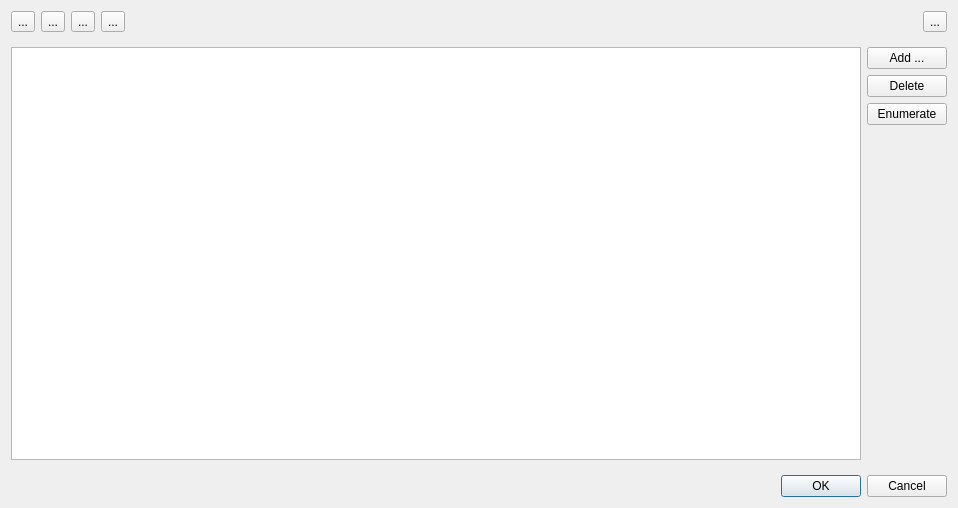
Before: the Qt Designer form src/Mod/Path/Gui/Resources/panels/ToolBitLibraryEdit.ui in berndhahnebach/All_FreeCAD, drawn with Qt 5.
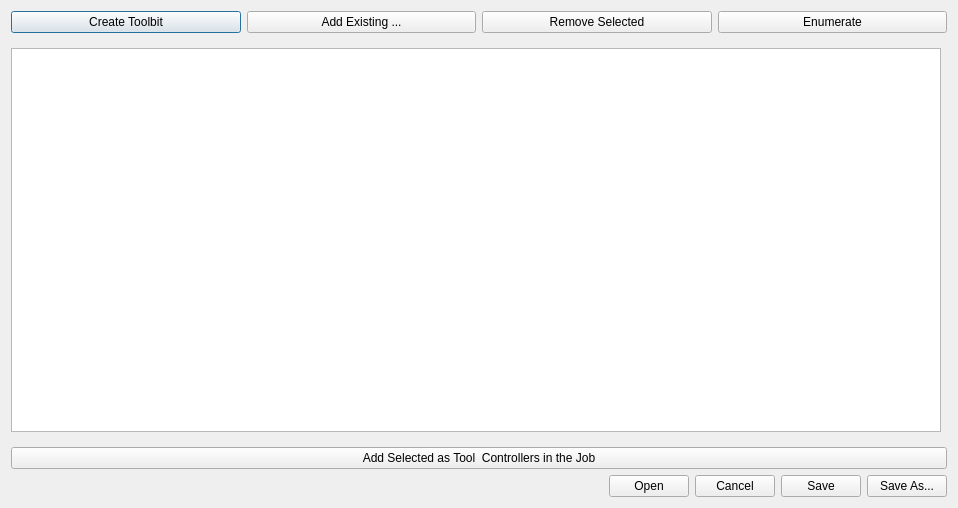
After: the same form once the commit is applied. Icons and pictures are not drawn.

Commit message: revise library editor

Patch:
```diff
--- a/src/Mod/Path/Gui/Resources/panels/ToolBitLibraryEdit.ui
+++ b/src/Mod/Path/Gui/Resources/panels/ToolBitLibraryEdit.ui
@@ -15,27 +15,11 @@
   </property>
   <layout class="QVBoxLayout" name="verticalLayout_2">
    <item>
-    <widget class="QWidget" name="widget" native="true">
      <layout class="QHBoxLayout" name="horizontalLayout">
-      <property name="leftMargin">
-       <number>0</number>
-      </property>
-      <property name="topMargin">
-       <number>0</number>
-      </property>
-      <property name="rightMargin">
-       <number>0</number>
-      </property>
-      <property name="bottomMargin">
-       <number>0</number>
-      </property>
       <item>
-       <widget class="QToolButton" name="libraryNew">
-        <property name="toolTip">
-         <string>&lt;html&gt;&lt;head/&gt;&lt;body&gt;&lt;p&gt;Create a new library with an empty list of Tool Bits.&lt;/p&gt;&lt;/body&gt;&lt;/html&gt;</string>
-        </property>
+      <widget class="QPushButton" name="createToolBit">
         <property name="text">
-         <string>...</string>
+        <string>Create Toolbit</string>
         </property>
         <property name="icon">
          <iconset resource="../../../../../Gui/Icons/resource.qrc">
@@ -44,12 +28,12 @@
        </widget>
       </item>
       <item>
-       <widget class="QToolButton" name="libraryOpen">
+      <widget class="QPushButton" name="toolAdd">
         <property name="toolTip">
          <string>&lt;html&gt;&lt;head/&gt;&lt;body&gt;&lt;p&gt;Open an existing Tool Bit library.&lt;/p&gt;&lt;/body&gt;&lt;/html&gt;</string>
         </property>
         <property name="text">
-         <string>...</string>
+        <string>Add Existing ...</string>
         </property>
         <property name="icon">
          <iconset resource="../../../../../Gui/Icons/resource.qrc">
@@ -58,12 +42,12 @@
        </widget>
       </item>
       <item>
-       <widget class="QToolButton" name="librarySave">
+      <widget class="QPushButton" name="toolDelete">
         <property name="toolTip">
          <string>&lt;html&gt;&lt;head/&gt;&lt;body&gt;&lt;p&gt;Save Tool Bit library.&lt;/p&gt;&lt;/body&gt;&lt;/html&gt;</string>
         </property>
         <property name="text">
-         <string>...</string>
+        <string>Remove Selected</string>
         </property>
         <property name="icon">
          <iconset resource="../../../../../Gui/Icons/resource.qrc">
@@ -72,48 +56,20 @@
        </widget>
       </item>
       <item>
-       <widget class="QToolButton" name="librarySaveAs">
+      <widget class="QPushButton" name="toolEnumerate">
         <property name="toolTip">
          <string>&lt;html&gt;&lt;head/&gt;&lt;body&gt;&lt;p&gt;Save Tool Bit library under new name.&lt;/p&gt;&lt;/body&gt;&lt;/html&gt;</string>
         </property>
         <property name="text">
-         <string>...</string>
+        <string>Enumerate</string>
         </property>
         <property name="icon">
          <iconset resource="../../../../../Gui/Icons/resource.qrc">
-          <normaloff>:/icons/document-save-as.svg</normaloff>:/icons/document-save-as.svg</iconset>
-        </property>
-       </widget>
-      </item>
-      <item>
-       <spacer name="horizontalSpacer">
-        <property name="orientation">
-         <enum>Qt::Horizontal</enum>
-        </property>
-        <property name="sizeHint" stdset="0">
-         <size>
-          <width>40</width>
-          <height>20</height>
-         </size>
-        </property>
-       </spacer>
-      </item>
-      <item>
-       <widget class="QToolButton" name="libraryPref">
-        <property name="toolTip">
-         <string>&lt;html&gt;&lt;head/&gt;&lt;body&gt;&lt;p&gt;Edit Tool Bit library editor settings.&lt;/p&gt;&lt;/body&gt;&lt;/html&gt;</string>
-        </property>
-        <property name="text">
-         <string>...</string>
-        </property>
-        <property name="icon">
-         <iconset resource="../../../../../Gui/Icons/resource.qrc">
-          <normaloff>:/icons/preferences-system.svg</normaloff>:/icons/preferences-system.svg</iconset>
+         <normaloff>:/icons/button_sort.svg</normaloff>:/icons/button_sort.svg</iconset>
         </property>
        </widget>
       </item>
      </layout>
-    </widget>
    </item>
    <item>
     <widget class="QWidget" name="toolTableGroup" native="true">
@@ -167,27 +123,16 @@
          <property name="bottomMargin">
           <number>0</number>
          </property>
-         <item>
-          <widget class="QPushButton" name="toolAdd">
-           <property name="toolTip">
-            <string>&lt;html&gt;&lt;head/&gt;&lt;body&gt;&lt;p&gt;Add another Tool Bit to this library.&lt;/p&gt;&lt;p&gt;&lt;br/&gt;&lt;/p&gt;&lt;/body&gt;&lt;/html&gt;</string>
-           </property>
-           <property name="text">
-            <string>Add ...</string>
-           </property>
-           <property name="icon">
-            <iconset resource="../../../../../Gui/Icons/resource.qrc">
-             <normaloff>:/icons/list-add.svg</normaloff>:/icons/list-add.svg</iconset>
-           </property>
-          </widget>
-         </item>
+        </layout>
+       </widget>
+      </item>
+     </layout>
+    </widget>
+   </item>
          <item>
-          <widget class="QPushButton" name="toolDelete">
-           <property name="toolTip">
-            <string>&lt;html&gt;&lt;head/&gt;&lt;body&gt;&lt;p&gt;Delete selected Tool Bit(s) from the library.&lt;/p&gt;&lt;p&gt;&lt;br/&gt;&lt;/p&gt;&lt;/body&gt;&lt;/html&gt;</string>
-           </property>
+    <widget class="QPushButton" name="addToolController">
            <property name="text">
-            <string>Delete</string>
+      <string>Add Selected as Tool  Controllers in the Job</string>
            </property>
            <property name="icon">
             <iconset resource="../../../../../Gui/Icons/resource.qrc">
@@ -196,43 +141,65 @@
           </widget>
          </item>
          <item>
-          <widget class="QPushButton" name="toolEnumerate">
-           <property name="toolTip">
-            <string>&lt;html&gt;&lt;head/&gt;&lt;body&gt;&lt;p&gt;Assigned numbers to each Tool Bit according to its current position in the library. The first Tool Bit is assigned the ID 1.&lt;/p&gt;&lt;/body&gt;&lt;/html&gt;</string>
-           </property>
-           <property name="text">
-            <string>Enumerate</string>
-           </property>
-          </widget>
-         </item>
+    <layout class="QHBoxLayout" name="horizontalLayout_3">
          <item>
-          <spacer name="verticalSpacer">
+      <spacer name="horizontalSpacer">
            <property name="orientation">
-            <enum>Qt::Vertical</enum>
+        <enum>Qt::Horizontal</enum>
            </property>
            <property name="sizeHint" stdset="0">
             <size>
-             <width>20</width>
-             <height>115</height>
+         <width>40</width>
+         <height>20</height>
             </size>
            </property>
           </spacer>
          </item>
-        </layout>
-       </widget>
-      </item>
-     </layout>
+     <item>
+      <widget class="QPushButton" name="libraryOpen">
+       <property name="text">
+        <string>Open</string>
+       </property>
+       <property name="icon">
+        <iconset resource="../../../../../Gui/Icons/resource.qrc">
+         <normaloff>:/icons/document-open.svg</normaloff>:/icons/document-open.svg</iconset>
+       </property>
+      </widget>
+     </item>
+     <item>
+      <widget class="QPushButton" name="libraryCancel">
+       <property name="text">
+        <string>Cancel</string>
+       </property>
+       <property name="icon">
+        <iconset resource="../../../../../Gui/Icons/resource.qrc">
+         <normaloff>:/icons/button_invalid.svg</normaloff>:/icons/button_invalid.svg</iconset>
+       </property>
     </widget>
    </item>
    <item>
-    <widget class="QDialogButtonBox" name="buttonBox">
-     <property name="orientation">
-      <enum>Qt::Horizontal</enum>
-     </property>
-     <property name="standardButtons">
-      <set>QDialogButtonBox::Cancel|QDialogButtonBox::Ok</set>
-     </property>
-    </widget>
+      <widget class="QPushButton" name="librarySave">
+       <property name="text">
+        <string>Save</string>
+       </property>
+       <property name="icon">
+        <iconset resource="../../../../../Gui/Icons/resource.qrc">
+         <normaloff>:/icons/document-save.svg</normaloff>:/icons/document-save.svg</iconset>
+       </property>
+      </widget>
+     </item>
+     <item>
+      <widget class="QPushButton" name="librarySaveAs">
+       <property name="text">
+        <string>Save As...</string>
+       </property>
+       <property name="icon">
+        <iconset resource="../../../../../Gui/Icons/resource.qrc">
+         <normaloff>:/icons/document-save-as.svg</normaloff>:/icons/document-save-as.svg</iconset>
+       </property>
+      </widget>
+     </item>
+    </layout>
    </item>
   </layout>
  </widget>
```
Left out of the diff: 47 changed lines with no effect on the pictures. Lines whose indentation alone changed are shown as unchanged. The commit also changes 1 other file.
